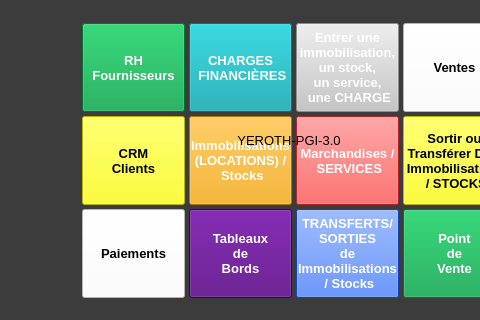
Above: ui/yeroth-erp-main-window.ui from yerothd/yeroth-erp-3-0 before the change; both pictures show x 111 to 591 and y 149 to 469 of the 800 by 600 pixel window. Below: the same form after it.
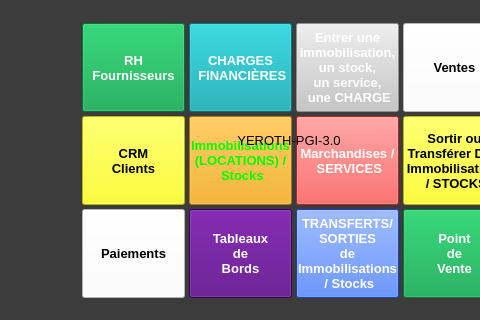
That is the form after the change. Icons and pictures are not drawn. Custom widgets are drawn as their Qt base class.

Diff of the .ui file:
```diff
--- a/ui/yeroth-erp-main-window.ui
+++ b/ui/yeroth-erp-main-window.ui
@@ -1064,9 +1064,9 @@
        <colorrole role="ButtonText">
         <brush brushstyle="SolidPattern">
          <color alpha="255">
-          <red>255</red>
+          <red>0</red>
           <green>255</green>
-          <blue>255</blue>
+          <blue>0</blue>
          </color>
         </brush>
        </colorrole>
@@ -1210,9 +1210,9 @@
        <colorrole role="ButtonText">
         <brush brushstyle="SolidPattern">
          <color alpha="255">
-          <red>255</red>
+          <red>0</red>
           <green>255</green>
-          <blue>255</blue>
+          <blue>0</blue>
          </color>
         </brush>
        </colorrole>
```
Left out of the diff: 8 changed lines with no effect on the pictures.
